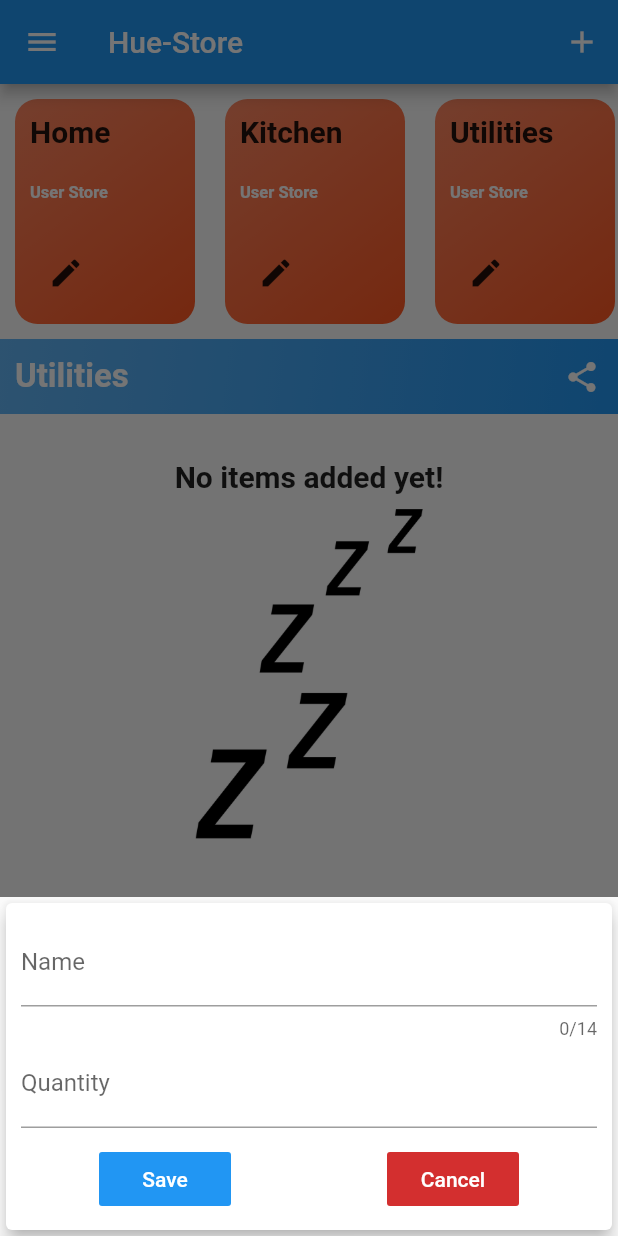
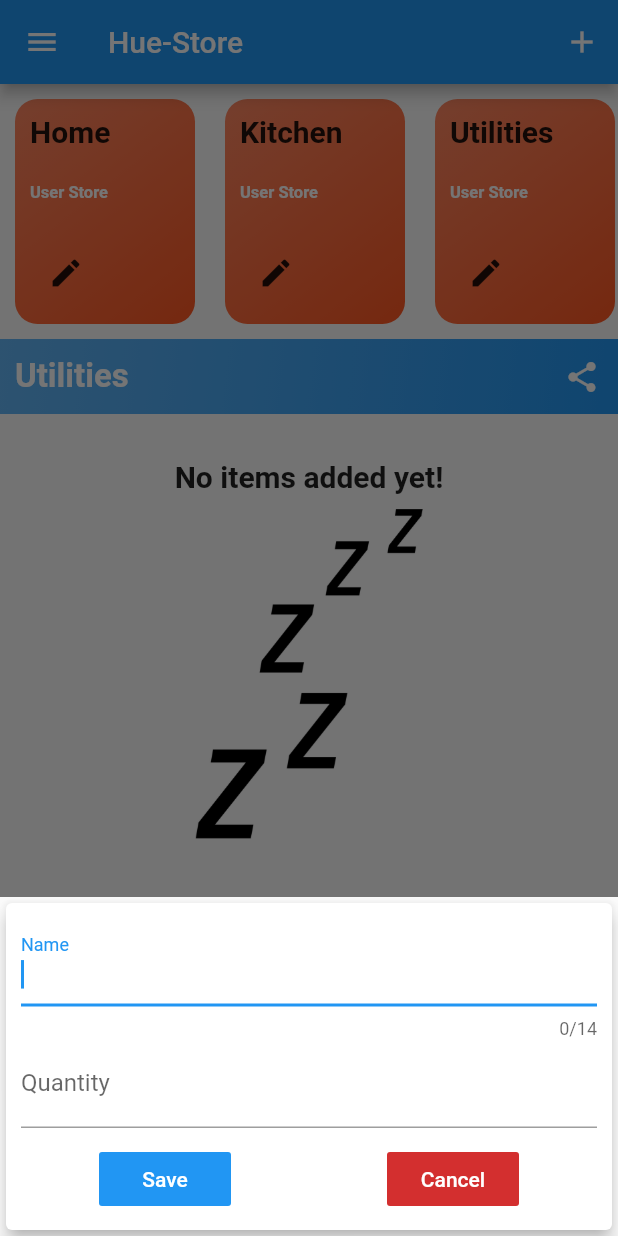
Before and after one commit to jithpillai/HuEXpense, a Flutter app: the HueStoreRoute screen opened directly, after a tap on "Kitchen", after a tap on "Utilities", after a tap on "Add Item", on a phone screen of 412 x 824 dp. Run offline on Flutter 3.47's test engine with Material 2 defaults, Android fonts, the phone set to English and light mode, and no system bars; our stand-ins replace share, shared_preferences, sqflite; missing offline and left inert: flutter_splash; accounts and stored records are empty.

Commit message:
Fixed all glitches issue like color change and pop issue

```diff
--- a/lib/widgets/dashboard/dashboard-item.dart
+++ b/lib/widgets/dashboard/dashboard-item.dart
@@ -21,7 +21,7 @@ class DashboardItem extends StatelessWidget {
   Widget build(BuildContext context) {
     return GestureDetector(
       onTap: () {
-        return Navigator.pushReplacementNamed(
+        return Navigator.pushNamed(
                   context, routes);
       },
       child: Container(
--- a/lib/widgets/huelist/add_list_type.dart
+++ b/lib/widgets/huelist/add_list_type.dart
@@ -48,6 +48,7 @@ class _AddListTypeState extends State<AddListType> {
                 decoration: InputDecoration(
                   labelText: 'Name',
                 ),
+                autofocus: true,
               ),
               TextField(
                 controller: _descController,
--- a/lib/widgets/huelist/view_hue_list.dart
+++ b/lib/widgets/huelist/view_hue_list.dart
@@ -83,6 +83,9 @@ class _ViewHueListState extends State<ViewHueList> {
     setState(() {
       _allListItems.addAll(allItems);
     });
+    if (allItems.length == 0) {
+      _startAddForm(myCtx);
+    }
   }
 
   void _onSubmitListSave(context) {
--- a/lib/widgets/huestore/add_store_form.dart
+++ b/lib/widgets/huestore/add_store_form.dart
@@ -64,6 +64,7 @@ class _AddStoreFormState extends State<AddStoreForm> {
                 controller: widget._nameController,
                 maxLength: widget.minimizeLength ? 14 : 30,
                 maxLengthEnforced: true,
+                autofocus: true,
                 decoration: InputDecoration(
                   labelText: 'Name',
                 ),
--- a/lib/widgets/huestore/store_item_form.dart
+++ b/lib/widgets/huestore/store_item_form.dart
@@ -21,7 +21,8 @@ class _StoreItemFormState extends State<StoreItemForm> {
   final _countController = TextEditingController();
   String addedToList = 'false';
   BuildContext myCtx;
-
+  bool isAdd = false;
+  bool isEdit = false;
   void _removeFromShoppingList(StoreItem item) async {
     String itemname = item.name;
     int i = await Database_Helper.instance.deleteHueStoreListItems(item);
@@ -69,6 +70,9 @@ class _StoreItemFormState extends State<StoreItemForm> {
       _nameController.text = widget.updatedStoreItem.name;
       _countController.text = widget.updatedStoreItem.count.toString();
       addedToList = widget.updatedStoreItem.addedToList;
+      isEdit = true;
+    } else {
+      isAdd = true;
     }
   }
 
@@ -90,6 +94,7 @@ class _StoreItemFormState extends State<StoreItemForm> {
             children: <Widget>[
               TextField(
                 controller: _nameController,
+                autofocus: isAdd,
                 maxLength: widget.minimizeLength ? 14 : 30,
                 maxLengthEnforced: true,
                 decoration: InputDecoration(
@@ -101,6 +106,7 @@ class _StoreItemFormState extends State<StoreItemForm> {
                 decoration: InputDecoration(
                   labelText: 'Quantity',
                 ),
+                autofocus: isEdit,
                 keyboardType: TextInputType.number,
                 inputFormatters: <TextInputFormatter>[
                   FilteringTextInputFormatter.digitsOnly
--- a/lib/widgets/huestore/store_slider.dart
+++ b/lib/widgets/huestore/store_slider.dart
@@ -26,10 +26,16 @@ class _StoreSliderState extends State<StoreSlider> {
     Colors.green,
     Colors.blueGrey,
   ];
+  List <Color> builtColors = [];
   List<String> _nonDeletables = ['firstStore', 'secondStore', 'thirdStore'];
-  Color getRandomColor() {
+  Color getRandomColor(index) {
+    int newColor = Random().nextInt(availableColors.length);
     //return Color((Random().nextDouble() * 0xFFFFFF).toInt()).withOpacity(1.0);
-    return availableColors[Random().nextInt(availableColors.length)];
+    if (builtColors.length >= index + 1) {
+      return builtColors[index];
+    }
+    builtColors.add(availableColors[newColor]);
+    return availableColors[newColor];
   }
 
   @override
@@ -42,7 +48,7 @@ class _StoreSliderState extends State<StoreSlider> {
               scrollDirection: Axis.horizontal,
               itemCount: allStores.length,
               itemBuilder: (ctx, index) {
-                var color = getRandomColor();
+                var color = getRandomColor(index);
                 var item = allStores[index];
                 return GestureDetector(
                   onTap: () {
```
Also changed, not shown: lib/widgets/huenotes/note_form.dart (+8 -0 lines), lib/widgets/huenotes/view_notes.dart (+58 -6 lines), 2 other files.
